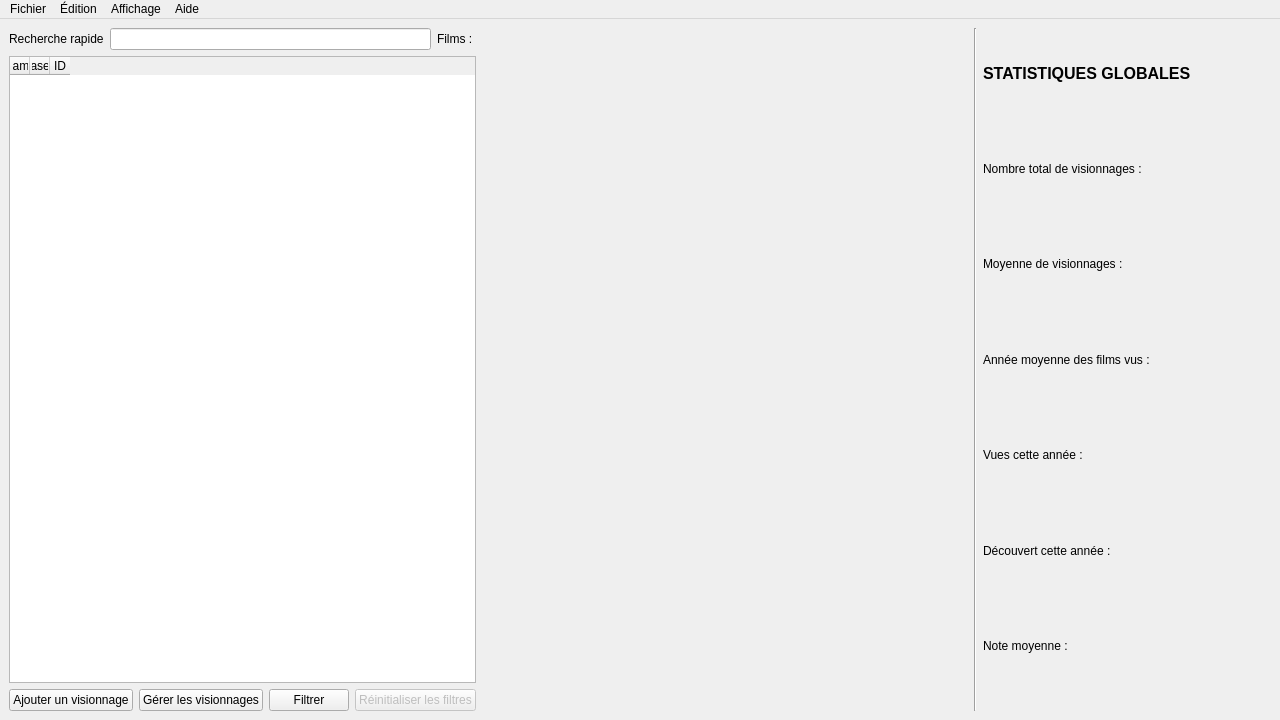
First picture: the form in MainWindow.ui, repository AmbreM71/MovieManager, before the edit.
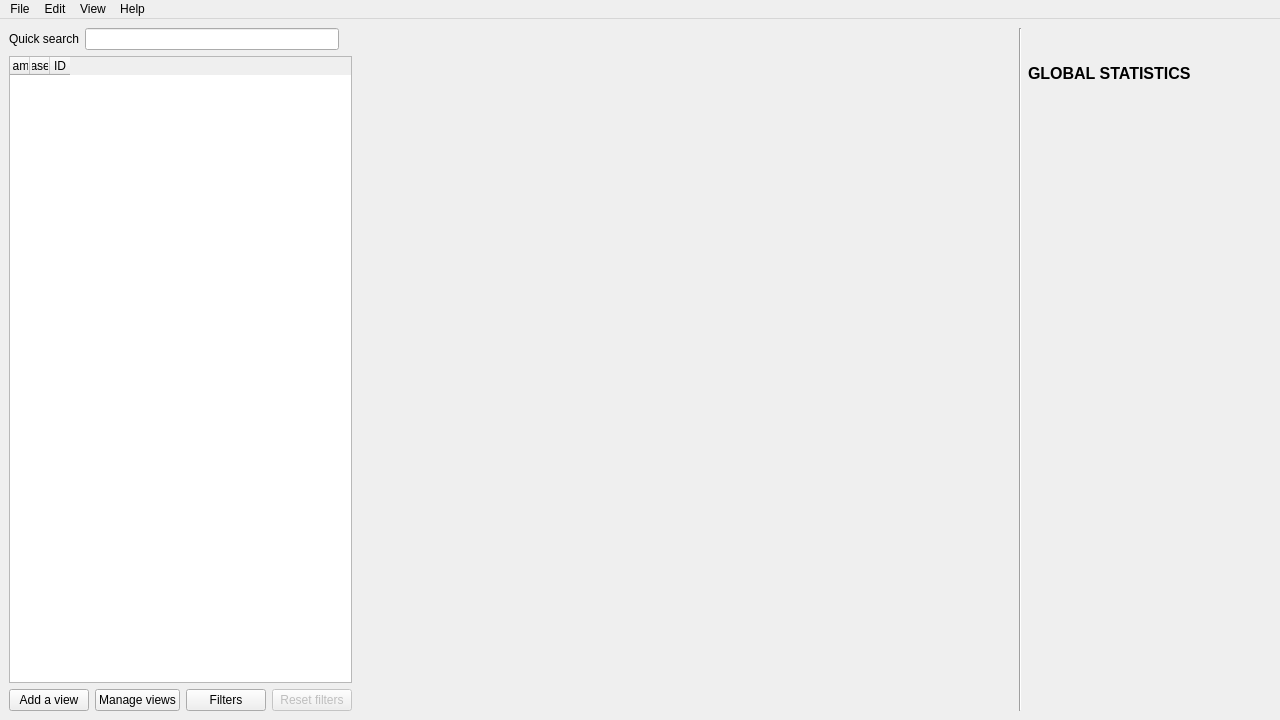
Second picture: the form after the edit. Icons and pictures are not drawn.

Diff of the .ui file:
```diff
--- a/MainWindow.ui
+++ b/MainWindow.ui
@@ -37,7 +37,7 @@
            </font>
           </property>
           <property name="text">
-           <string>STATISTIQUES GLOBALES</string>
+           <string>GLOBAL STATISTICS</string>
           </property>
           <property name="alignment">
            <set>Qt::AlignLeading|Qt::AlignLeft|Qt::AlignVCenter</set>
@@ -63,14 +63,14 @@
         <item row="3" column="0">
          <widget class="QLabel" name="AverageYearLabel">
           <property name="text">
-           <string>Année moyenne des films vus : </string>
+           <string/>
           </property>
          </widget>
         </item>
         <item row="2" column="0">
          <widget class="QLabel" name="AverageViewLabel">
           <property name="text">
-           <string>Moyenne de visionnages : </string>
+           <string/>
           </property>
          </widget>
         </item>
@@ -93,28 +93,28 @@
         <item row="6" column="0">
          <widget class="QLabel" name="AverageRatingLabel">
           <property name="text">
-           <string>Note moyenne : </string>
+           <string/>
           </property>
          </widget>
         </item>
         <item row="1" column="0">
          <widget class="QLabel" name="TotalViewLabel">
           <property name="text">
-           <string>Nombre total de visionnages : </string>
+           <string/>
           </property>
          </widget>
         </item>
         <item row="4" column="0">
          <widget class="QLabel" name="ViewThisYear">
           <property name="text">
-           <string>Vues cette année : </string>
+           <string/>
           </property>
          </widget>
         </item>
         <item row="5" column="0">
          <widget class="QLabel" name="NewThisYearLabel">
           <property name="text">
-           <string>Découvert cette année : </string>
+           <string/>
           </property>
          </widget>
         </item>
@@ -240,7 +240,7 @@
         <item>
          <widget class="QLabel" name="QuickSearchLabel">
           <property name="text">
-           <string>Recherche rapide</string>
+           <string>Quick search</string>
           </property>
          </widget>
         </item>
@@ -254,7 +254,7 @@
         <item>
          <widget class="QLabel" name="DisplayedMovieCountLabel">
           <property name="text">
-           <string>Films : </string>
+           <string/>
           </property>
          </widget>
         </item>
@@ -396,7 +396,7 @@
           <item>
            <widget class="QPushButton" name="AddViewButton">
             <property name="text">
-             <string>Ajouter un visionnage</string>
+             <string>Add a view</string>
             </property>
            </widget>
           </item>
@@ -406,7 +406,7 @@
              <bool>true</bool>
             </property>
             <property name="text">
-             <string>Gérer les visionnages</string>
+             <string>Manage views</string>
             </property>
             <property name="checkable">
              <bool>false</bool>
@@ -416,7 +416,7 @@
           <item>
            <widget class="QPushButton" name="AdvancedSearchButton">
             <property name="text">
-             <string>Filtrer</string>
+             <string>Filters</string>
             </property>
            </widget>
           </item>
@@ -426,7 +426,7 @@
              <bool>false</bool>
             </property>
             <property name="text">
-             <string>Réinitialiser les filtres</string>
+             <string>Reset filters</string>
             </property>
            </widget>
           </item>
@@ -449,7 +449,7 @@
    </property>
    <widget class="QMenu" name="FileMenu">
     <property name="title">
-     <string>Fichier</string>
+     <string>File</string>
     </property>
     <addaction name="ImportAct"/>
     <addaction name="ExportAct"/>
@@ -457,7 +457,7 @@
    </widget>
    <widget class="QMenu" name="HelpMenu">
     <property name="title">
-     <string>Aide</string>
+     <string>Help</string>
     </property>
     <addaction name="whatsnewAct"/>
     <addaction name="AboutAct"/>
@@ -465,7 +465,7 @@
    </widget>
    <widget class="QMenu" name="ViewMenu">
     <property name="title">
-     <string>Affichage</string>
+     <string>View</string>
     </property>
     <addaction name="LogAct"/>
     <addaction name="ChartAct"/>
@@ -473,7 +473,7 @@
    </widget>
    <widget class="QMenu" name="EditMenu">
     <property name="title">
-     <string>Édition</string>
+     <string>Edit</string>
     </property>
     <addaction name="OptionsAct"/>
    </widget>
```
Left out of the diff: 57 changed lines with no effect on the pictures.
